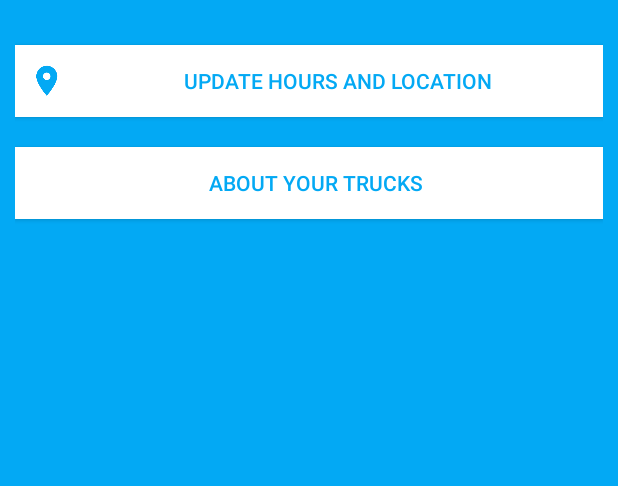
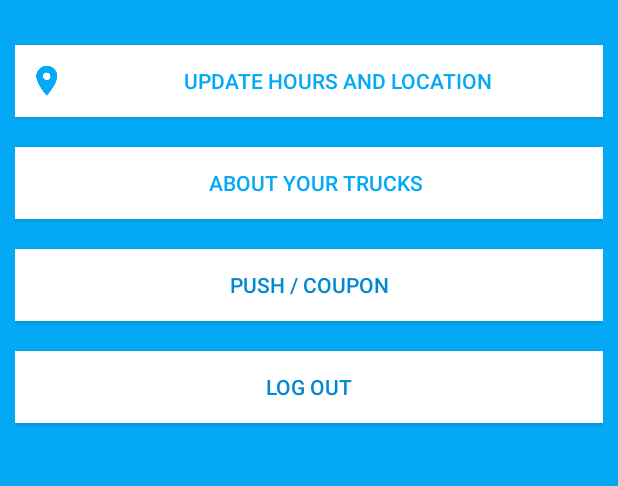
Before and after one commit to lukesterlee/AccessFoodVendor, an Android app: the layout activity_main.xml on its own in the app's theme, with its tools: preview values and no code run, on a phone screen of 412 x 824 dp, the part 135-621 px from its top. Run offline under Robolectric (Android 15) with nearby library versions, the phone set to English and light mode, and no system bars.

Commit message:
push test working

```diff
--- a/app/src/main/AndroidManifest.xml
+++ b/app/src/main/AndroidManifest.xml
@@ -54,6 +54,11 @@
         <activity
             android:name=".RegisterActivity"
             android:label="@string/title_activity_register" >
+        </activity>
+
+        <activity
+            android:name=".ProfileActivity"
+            android:parentActivityName=".MainActivity">
         </activity>
 
         <activity
--- a/app/src/main/res/layout/activity_main.xml
+++ b/app/src/main/res/layout/activity_main.xml
@@ -21,6 +21,7 @@
             android:layout_marginTop="10dp" />
 
         <TextView
+            android:id="@+id/title"
             android:layout_marginTop="25dp"
             android:layout_width="179dp"
             android:layout_height="wrap_content"
@@ -58,6 +59,7 @@
         <!--android:paddingLeft="5dp" />-->
 
     <Button
+        android:id="@+id/button_profile"
         android:layout_width="match_parent"
         android:layout_height="wrap_content"
         android:text="About Your Trucks"
@@ -66,4 +68,22 @@
         android:layout_marginTop="20dp"
         android:drawableLeft="@drawable/blue_truck"
         android:paddingLeft="8dp" />
+
+    <Button
+        android:id="@+id/push"
+        android:text="Push / Coupon"
+        android:layout_marginTop="20dp"
+        android:background="@color/white"
+        android:layout_width="match_parent"
+        android:layout_height="wrap_content" />
+
+    <Button
+        android:id="@+id/log_out"
+        android:text="Log Out"
+        android:background="@color/white"
+        android:layout_marginTop="20dp"
+        android:layout_width="match_parent"
+        android:layout_height="wrap_content"/>
+
+
 </LinearLayout>
--- /dev/null
+++ b/app/src/main/res/layout/activity_profile.xml
@@ -0,0 +1,6 @@
+<?xml version="1.0" encoding="utf-8"?>
+<LinearLayout xmlns:android="http://schemas.android.com/apk/res/android"
+    android:orientation="vertical" android:layout_width="match_parent"
+    android:layout_height="match_parent">
+
+</LinearLayout>
```
Also changed, not shown: app/src/main/java/take2/c4q/nyc/accessfoodvendor/MainActivity.java (+73 -0 lines), app/src/main/java/take2/c4q/nyc/accessfoodvendor/ProfileActivity.java (added, +13 -0 lines), app/src/main/java/take2/c4q/nyc/accessfoodvendor/PushDialogFragment.java (added, +23 -0 lines).
